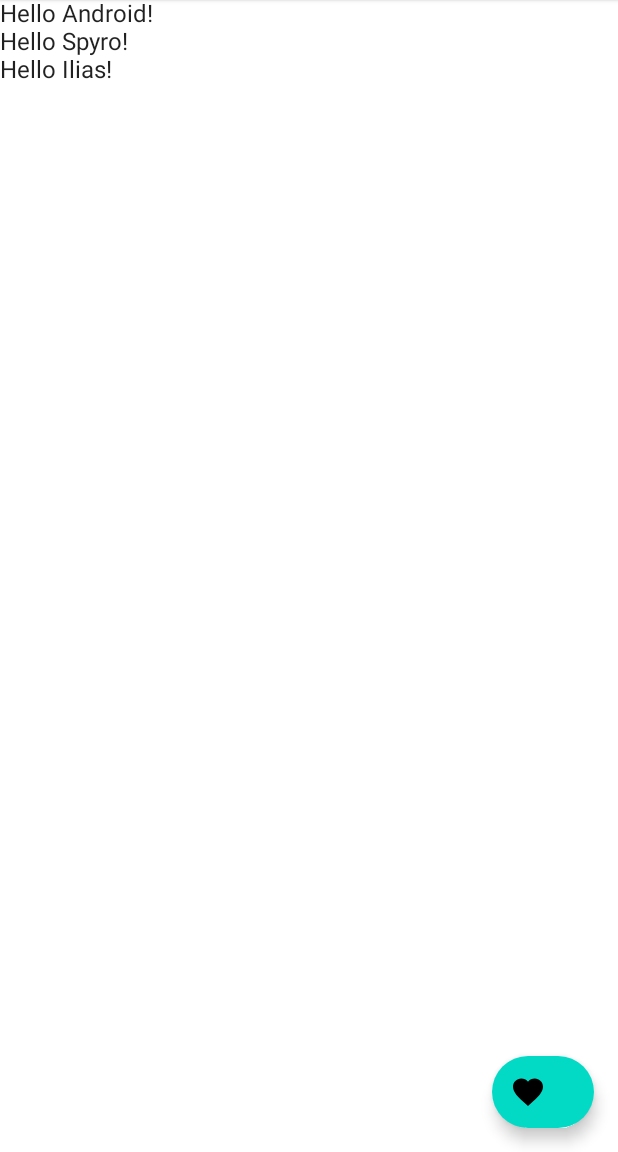
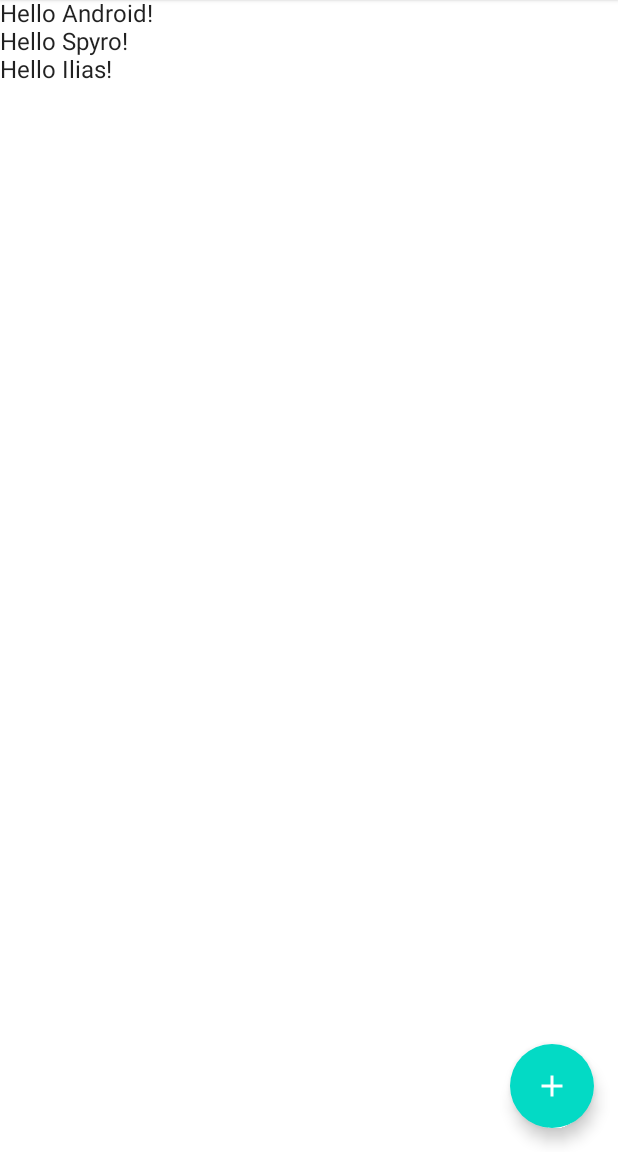
Before and after one commit to spirosmesa/androidPassManager, an Android app built with Jetpack Compose: the screen it shows after launch (MainActivity), on a phone screen of 412 x 824 dp, the part 84-1236 px from its top. Run offline under Robolectric (Android 15) with nearby library versions, the light colour scheme and no system bars.

Commit message:
Add + button

```diff
--- a/app/src/main/java/com/example/passwordmanagerexample/MainActivity.kt
+++ b/app/src/main/java/com/example/passwordmanagerexample/MainActivity.kt
@@ -7,16 +7,19 @@ import androidx.compose.foundation.layout.Column
 import androidx.compose.foundation.layout.fillMaxSize
 import androidx.compose.material.*
 import androidx.compose.material.icons.Icons
+import androidx.compose.material.icons.filled.Add
 import androidx.compose.material.icons.filled.Favorite
 import androidx.compose.material.icons.filled.Menu
 import androidx.compose.runtime.Composable
 import androidx.compose.ui.Alignment
 import androidx.compose.ui.Modifier
+import androidx.compose.ui.graphics.Color
 import androidx.compose.ui.graphics.Color.Companion.Gray
 import androidx.compose.ui.graphics.Color.Companion.Transparent
 import androidx.compose.ui.layout.layout
 import androidx.compose.ui.tooling.preview.Preview
 import androidx.compose.ui.unit.dp
+import androidx.compose.ui.unit.sp
 import com.example.passwordmanagerexample.ui.theme.PasswordManagerExampleTheme
 
 class MainActivity : ComponentActivity() {
@@ -52,10 +55,12 @@ fun topBar() {
 
 @Composable
 fun MyFloatingActionButton() {
-    ExtendedFloatingActionButton(icon= {Icon(Icons.Filled.Favorite,"") },
-    text = {},
-    onClick = {},
-    )
+    FloatingActionButton(onClick = {}) {
+        Icon(Icons.Filled.Add,
+            null,
+            // If tint color is provided, it will override contentColor below
+            tint = Color.White)
+    }
 }
 
 @Composable
```
